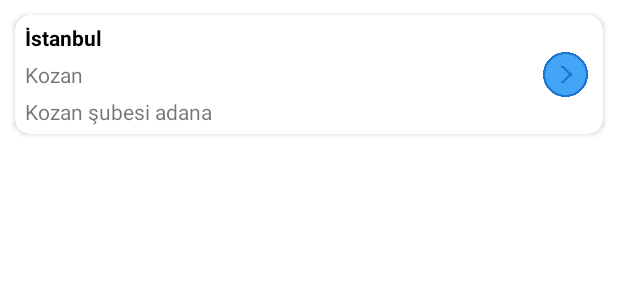
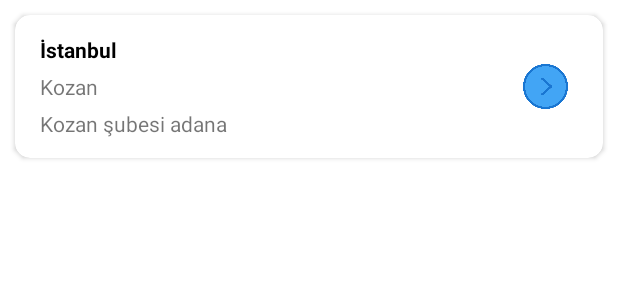
Before and after one commit to enesicmen/EnquraChallenge, an Android app: the layout row_bank_branches.xml on its own in the app's theme, with its tools: preview values and no code run, on a phone screen of 412 x 824 dp. Shown: the top 300 px of the screen. Run offline under Robolectric (Android 15) with nearby library versions, the phone set to English and light mode, and no system bars; network calls fail.

```diff
--- a/app/src/main/java/com/example/enqurachallenge/data/source/BankBranchRemoteDataSource.kt
+++ b/app/src/main/java/com/example/enqurachallenge/data/source/BankBranchRemoteDataSource.kt
@@ -1,11 +1,8 @@
 package com.example.enqurachallenge.data.source
 
-import android.content.Context
 import com.example.enqurachallenge.data.DataCallback
 import com.example.enqurachallenge.data.api.ApiService
 import com.example.enqurachallenge.data.model.BankBranch
-import dagger.hilt.android.qualifiers.ApplicationContext
-import io.reactivex.Single
 import retrofit2.Call
 import retrofit2.Callback
 import retrofit2.Response
--- a/app/src/main/java/com/example/enqurachallenge/ui/MainActivity.kt
+++ b/app/src/main/java/com/example/enqurachallenge/ui/MainActivity.kt
@@ -1,5 +1,4 @@
 package com.example.enqurachallenge.ui
-
 
 import androidx.appcompat.app.AppCompatActivity
 import android.os.Bundle
@@ -8,10 +7,10 @@ import dagger.hilt.android.AndroidEntryPoint
 
 @AndroidEntryPoint
 class MainActivity : AppCompatActivity() {
+
     override fun onCreate(savedInstanceState: Bundle?) {
         super.onCreate(savedInstanceState)
         setContentView(R.layout.activity_main)
-
     }
 
 }
--- a/app/src/main/java/com/example/enqurachallenge/ui/bankbranchlist/BankBranchesFragment.kt
+++ b/app/src/main/java/com/example/enqurachallenge/ui/bankbranchlist/BankBranchesFragment.kt
@@ -42,7 +42,7 @@ class BankBranchesFragment:
                 }
                 is Resource.Error -> {
                     getViewBinding()?.progressBar?.setVisibility(isVisible = false)
-                    showErrorViews(R.drawable.no_network_icon)
+                    showErrorViews(R.drawable.ic_no_network)
                 }
             }
         }
@@ -58,7 +58,7 @@ class BankBranchesFragment:
         if(context?.isConnected == true) {
             getViewModel()?.getBankBranches()
         } else {
-            showErrorViews(R.drawable.no_network_icon)
+            showErrorViews(R.drawable.ic_no_network)
         }
     }
 
--- a/app/src/main/res/layout/activity_main.xml
+++ b/app/src/main/res/layout/activity_main.xml
@@ -19,5 +19,4 @@
         app:layout_constraintTop_toTopOf="parent"
         app:navGraph="@navigation/navigation_graph" />
 
-
 </androidx.constraintlayout.widget.ConstraintLayout>
--- a/app/src/main/res/layout/row_bank_branches.xml
+++ b/app/src/main/res/layout/row_bank_branches.xml
@@ -5,23 +5,20 @@
     xmlns:app="http://schemas.android.com/apk/res-auto"
     xmlns:tools="http://schemas.android.com/tools"
     android:layout_width="match_parent"
+    android:layout_height="wrap_content"
+    android:layout_marginStart="@dimen/cw_margin_start_10dp"
+    android:layout_marginEnd="@dimen/cw_margin_end_10dp"
+    android:layout_marginTop="@dimen/cw_margin_top_10dp"
+    android:padding="@dimen/cw_padding_16dp"
     android:elevation="@dimen/cw_elevation_10dp"
     app:cardCornerRadius="@dimen/cw_corner_radius_10dp"
-    android:backgroundTint="@color/white"
-    android:paddingTop="@dimen/cw_padding_top_5dp"
-    android:paddingBottom="@dimen/cw_padding_bottom_5dp"
-    android:layout_marginStart="@dimen/cw_margin_start_10dp"
-    android:layout_marginEnd="@dimen/cw_margin_end_10dp"
-    android:padding="@dimen/cw_padding_16dp"
-    android:layout_marginTop="@dimen/cw_margin_top_10dp"
-    android:layout_height="wrap_content">
+    app:cardBackgroundColor="@color/white">
 
     <androidx.constraintlayout.widget.ConstraintLayout
-        android:paddingTop="@dimen/cl_padding_top_5dp"
-        android:paddingBottom="@dimen/cl_padding_bottom_5dp"
-        android:paddingStart="@dimen/cl_padding_start_3dp"
         android:layout_width="match_parent"
-        android:layout_height="wrap_content">
+        android:layout_height="wrap_content"
+        android:padding="@dimen/cl_padding_5dp"
+        android:layout_margin="@dimen/cl_margin_8dp">
 
         <TextView
             android:id="@+id/tvBankBranch"
@@ -57,7 +54,6 @@
             app:layout_constraintTop_toBottomOf="@+id/tvCity"
             tools:text="Kozan şubesi adana" />
 
-
         <ImageView
             android:id="@+id/imageView"
             android:layout_width="@dimen/iv_width_and_height_30dp"
--- a/app/src/main/res/values/dimens.xml
+++ b/app/src/main/res/values/dimens.xml
@@ -2,7 +2,6 @@
 <resources>
 
     <!-- CardView Dimens -->
-
     <dimen name="cw_elevation_10dp">10dp</dimen>
     <dimen name="cw_corner_radius_10dp">10dp</dimen>
     <dimen name="cw_padding_top_5dp">5dp</dimen>
@@ -14,14 +13,14 @@
     <dimen name="cw_margin_bottom_10dp">10dp</dimen>
 
     <!-- ConstraintLayout Dimens -->
-
     <dimen name="cl_padding_top_5dp">5dp</dimen>
     <dimen name="cl_padding_start_3dp">3dp</dimen>
     <dimen name="cl_padding_bottom_5dp">5dp</dimen>
     <dimen name="cl_padding_bottom_10dp">10dp</dimen>
+    <dimen name="cl_padding_5dp">5dp</dimen>
+    <dimen name="cl_margin_8dp">8dp</dimen>
 
     <!-- TextView Dimens -->
-
     <dimen name="tv_margin_start_16dp">16dp</dimen>
     <dimen name="tv_margin_start_5dp">5dp</dimen>
     <dimen name="tv_margin_top_5dp">5dp</dimen>
@@ -29,12 +28,10 @@
     <dimen name="tv_margin_end_5dp">5dp</dimen>
 
     <!-- RecyclerView Dimens -->
-
     <dimen name="rw_margin_top_5dp">5dp</dimen>
     <dimen name="rw_margin_start_3dp">3dp</dimen>
 
     <!-- ImageView Dimens -->
-
     <dimen name="iv_margin_top_5dp">5dp</dimen>
     <dimen name="iv_width_64dp">64dp</dimen>
     <dimen name="iv_width_50dp">50dp</dimen>
```
Also changed, not shown: app/build.gradle (+4 -8 lines), app/src/main/java/com/example/enqurachallenge/ui/bankbranchlistdetail/BankBranchDetailFragment.kt (+3 -18 lines), app/src/main/java/com/example/enqurachallenge/ui/common/ext/ContextExt.kt (added, +15 -0 lines), app/src/main/res/layout/fragment_bank_branch_detail.xml (+8 -12 lines), app/src/main/res/drawable/ic_no_network.png (renamed from app/src/main/res/drawable/no_network_icon.png).
